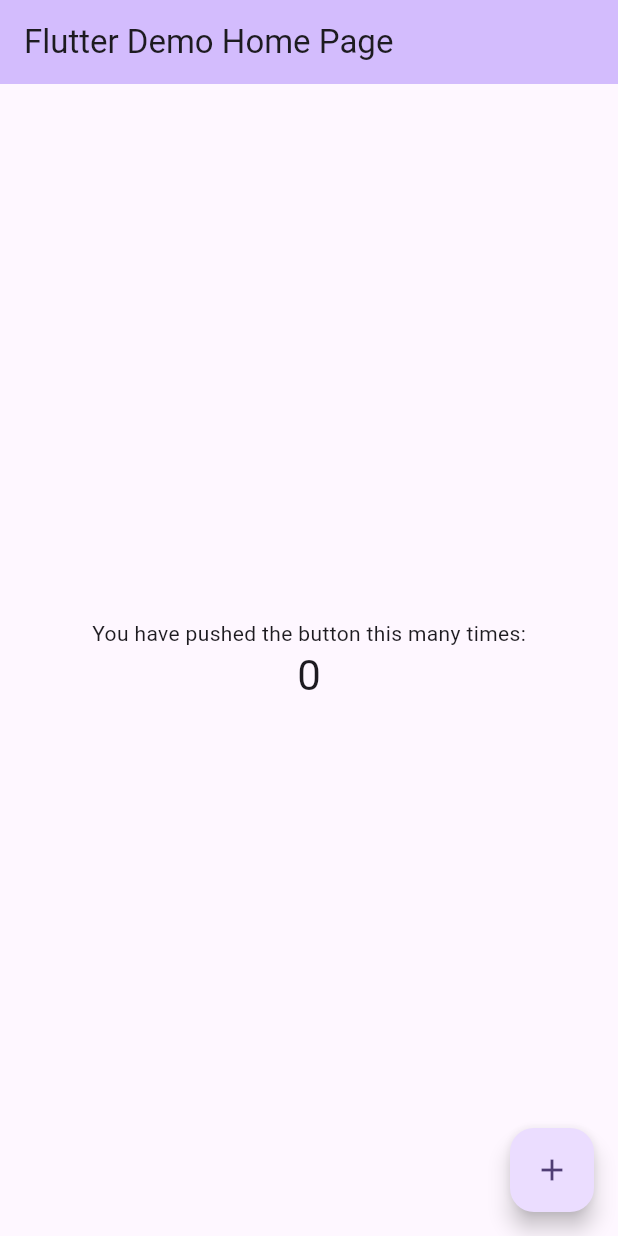
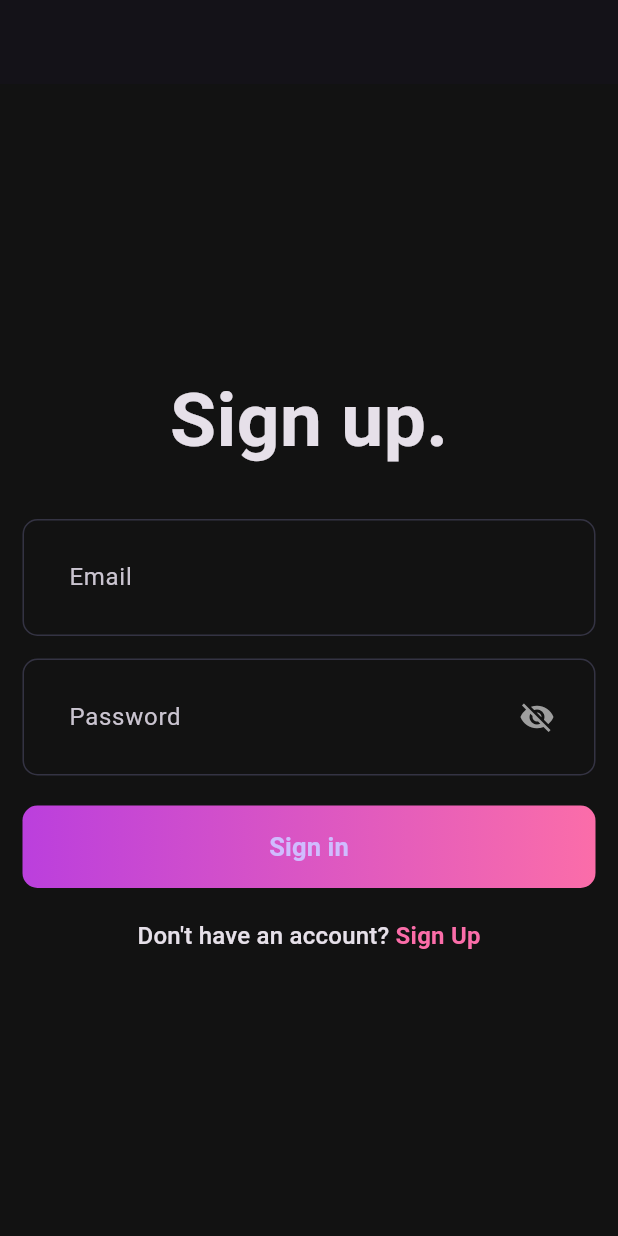
Before and after one commit to Huste6/spotify_app_flutter, a Flutter app: the screen it shows after launch, on a phone screen of 412 x 824 dp. Run offline on Flutter 3.47's test engine with Material 3 defaults, Android fonts, the phone set to English and light mode, and no system bars.

Commit message:
Sign up + Sign In

```diff
--- /dev/null
+++ b/client/lib/cor/theme/app_pallete.dart
@@ -0,0 +1,20 @@
+import 'package:flutter/material.dart';
+
+class Pallete {
+  static const cardColor = Color.fromRGBO(30, 30, 30, 1);
+  static const greenColor = Colors.green;
+  static const subtitleText = Color(0xffa7a7a7);
+  static const inactiveBottomBarItemColor = Color(0xffababab);
+
+  static const Color backgroundColor = Color.fromRGBO(18, 18, 18, 1);
+  static const Color gradient1 = Color.fromRGBO(187, 63, 221, 1);
+  static const Color gradient2 = Color.fromRGBO(251, 109, 169, 1);
+  static const Color gradient3 = Color.fromRGBO(255, 159, 124, 1);
+  static const Color borderColor = Color.fromRGBO(52, 51, 67, 1);
+  static const Color whiteColor = Colors.white;
+  static const Color greyColor = Colors.grey;
+  static const Color errorColor = Colors.redAccent;
+  static const Color transparentColor = Colors.transparent;
+
+  static const Color inactiveSeekColor = Colors.white38;
+}
--- /dev/null
+++ b/client/lib/cor/theme/theme.dart
@@ -0,0 +1,21 @@
+import 'package:client/cor/theme/app_pallete.dart';
+import 'package:flutter/material.dart';
+
+class AppTheme {
+  static OutlineInputBorder _border(Color color, double width) =>
+      OutlineInputBorder(
+        borderSide: BorderSide(
+          color: color,
+          width: width,
+        ),
+        borderRadius: BorderRadius.circular(10),
+      );
+
+  static final darkThemeMode = ThemeData.dark().copyWith(
+    scaffoldBackgroundColor: Pallete.backgroundColor,
+    inputDecorationTheme: InputDecorationTheme(
+        contentPadding: const EdgeInsets.all(27),
+        enabledBorder: _border(Pallete.borderColor, 1.0),
+        focusedBorder: _border(Pallete.gradient2, 3.0)),
+  );
+}
--- /dev/null
+++ b/client/lib/features/auth/view/pages/login_page.dart
@@ -0,0 +1,86 @@
+import 'package:client/cor/theme/app_pallete.dart';
+import 'package:client/features/auth/view/widgets/auth_gradient_button.dart';
+import 'package:client/features/auth/view/widgets/custom_field.dart';
+import 'package:flutter/material.dart';
+
+class LoginPage extends StatefulWidget {
+  const LoginPage({super.key});
+
+  @override
+  State<LoginPage> createState() => _LoginPageState();
+}
+
+class _LoginPageState extends State<LoginPage> {
+  final emailController = TextEditingController();
+  final passwordController = TextEditingController();
+  final formKey = GlobalKey<FormState>();
+
+  @override
+  void dispose() {
+    emailController.dispose();
+    passwordController.dispose();
+    super.dispose();
+  }
+
+  @override
+  Widget build(BuildContext context) {
+    return Scaffold(
+      appBar: AppBar(),
+      body: Padding(
+        padding: const EdgeInsets.all(15.0),
+        child: Form(
+          key: formKey,
+          child: Column(
+            mainAxisAlignment: MainAxisAlignment.center,
+            children: [
+              const Text(
+                'Sign up.',
+                style: TextStyle(
+                  fontSize: 50,
+                  fontWeight: FontWeight.bold,
+                ),
+              ),
+              const SizedBox(
+                height: 30,
+              ),
+              CustomField(
+                controller: emailController,
+                hintText: 'Email',
+              ),
+              const SizedBox(
+                height: 15,
+              ),
+              CustomField(
+                controller: passwordController,
+                hintText: 'Password',
+                isObscureText: true,
+              ),
+              const SizedBox(
+                height: 20,
+              ),
+              AuthGradientButton(
+                Text_Button: 'Sign in',
+                onTap: () {},
+              ),
+              const SizedBox(
+                height: 20,
+              ),
+              RichText(
+                text: TextSpan(
+                    text: "Don't have an account? ",
+                    style: Theme.of(context).textTheme.titleMedium,
+                    children: const [
+                      TextSpan(
+                          text: 'Sign Up',
+                          style: TextStyle(
+                              color: Pallete.gradient2,
+                              fontWeight: FontWeight.bold))
+                    ]),
+              )
+            ],
+          ),
+        ),
+      ),
+    );
+  }
+}
--- /dev/null
+++ b/client/lib/features/auth/view/widgets/auth_gradient_button.dart
@@ -0,0 +1,38 @@
+import 'package:client/cor/theme/app_pallete.dart';
+import 'package:flutter/material.dart';
+
+class AuthGradientButton extends StatelessWidget {
+  final String Text_Button;
+  final VoidCallback onTap;
+  const AuthGradientButton({super.key, required this.Text_Button, required this.onTap});
+
+  @override
+  Widget build(BuildContext context) {
+    return SizedBox(
+      width: double.infinity,
+      height: 55,
+      child: Container(
+        decoration: BoxDecoration(
+          gradient: const LinearGradient(
+              colors: [Pallete.gradient1, Pallete.gradient2],
+              begin: Alignment.bottomLeft,
+              end: Alignment.bottomRight),
+          borderRadius: BorderRadius.circular(10),
+        ),
+        child: ElevatedButton(
+          onPressed: onTap,
+          style: ElevatedButton.styleFrom(
+              shape: RoundedRectangleBorder(
+                borderRadius: BorderRadius.circular(10),
+              ),
+              backgroundColor: Pallete.transparentColor,
+              shadowColor: Pallete.transparentColor),
+          child: Text(
+            Text_Button,
+            style: const TextStyle(fontSize: 17, fontWeight: FontWeight.w600),
+          ),
+        ),
+      ),
+    );
+  }
+}
--- /dev/null
+++ b/client/lib/features/auth/view/widgets/custom_field.dart
@@ -0,0 +1,57 @@
+import 'package:flutter/material.dart';
+
+class CustomField extends StatefulWidget {
+  final String hintText;
+  final TextEditingController controller;
+  final bool isObscureText;
+  const CustomField(
+      {super.key,
+      required this.hintText,
+      required this.controller,
+      this.isObscureText = false});
+
+  @override
+  State<CustomField> createState() => _CustomFieldState();
+}
+
+class _CustomFieldState extends State<CustomField> {
+  late bool _obscureText;
+
+  @override
+  void initState() {
+    super.initState();
+    _obscureText = widget.isObscureText;
+  }
+
+  @override
+  Widget build(BuildContext context) {
+    return TextFormField(
+      controller: widget.controller,
+      obscureText: _obscureText,
+      decoration: InputDecoration(
+          hintText: widget.hintText,
+          suffixIcon: widget.isObscureText
+              ? Padding(
+                  padding: const EdgeInsets.only(right: 15.0),
+                  child: IconButton(
+                    icon: Icon(
+                      _obscureText ? Icons.visibility_off : Icons.visibility,
+                      color: Colors.grey,
+                    ),
+                    onPressed: () {
+                      setState(() {
+                        _obscureText = !_obscureText;
+                      });
+                    },
+                  ),
+                )
+              : null),
+      validator: (val) {
+        if (val!.trim().isEmpty) {
+          return "${widget.hintText} is missing!";
+        }
+        return null;
+      },
+    );
+  }
+}
--- a/client/lib/main.dart
+++ b/client/lib/main.dart
@@ -1,3 +1,6 @@
+import 'package:client/cor/theme/theme.dart';
+import 'package:client/features/auth/view/pages/login_page.dart';
+import 'package:client/features/auth/view/pages/signup_page.dart';
 import 'package:flutter/material.dart';
 
 void main() {
@@ -7,119 +10,12 @@ void main() {
 class MyApp extends StatelessWidget {
   const MyApp({super.key});
 
-  // This widget is the root of your application.
   @override
   Widget build(BuildContext context) {
     return MaterialApp(
       title: 'Flutter Demo',
-      theme: ThemeData(
-        // This is the theme of your application.
-        //
-        // TRY THIS: Try running your application with "flutter run". You'll see
-        // the application has a purple toolbar. Then, without quitting the app,
-        // try changing the seedColor in the colorScheme below to Colors.green
-        // and then invoke "hot reload" (save your changes or press the "hot
-        // reload" button in a Flutter-supported IDE, or press "r" if you used
-        // the command line to start the app).
-        //
-        // Notice that the counter didn't reset back to zero; the application
-        // state is not lost during the reload. To reset the state, use hot
-        // restart instead.
-        //
-        // This works for code too, not just values: Most code changes can be
-        // tested with just a hot reload.
-        colorScheme: ColorScheme.fromSeed(seedColor: Colors.deepPurple),
-        useMaterial3: true,
-      ),
-      home: const MyHomePage(title: 'Flutter Demo Home Page'),
+      theme: AppTheme.darkThemeMode,
+      home: const LoginPage(),
     );
   }
 }
-
-class MyHomePage extends StatefulWidget {
-  const MyHomePage({super.key, required this.title});
-
-  // This widget is the home page of your application. It is stateful, meaning
-  // that it has a State object (defined below) that contains fields that affect
-  // how it looks.
-
-  // This class is the configuration for the state. It holds the values (in this
-  // case the title) provided by the parent (in this case the App widget) and
-  // used by the build method of the State. Fields in a Widget subclass are
-  // always marked "final".
-
-  final String title;
-
-  @override
-  State<MyHomePage> createState() => _MyHomePageState();
-}
-
-class _MyHomePageState extends State<MyHomePage> {
-  int _counter = 0;
-
-  void _incrementCounter() {
-    setState(() {
-      // This call to setState tells the Flutter framework that something has
-      // changed in this State, which causes it to rerun the build method below
-      // so that the display can reflect the updated values. If we changed
-      // _counter without calling setState(), then the build method would not be
-      // called again, and so nothing would appear to happen.
-      _counter++;
-    });
-  }
-
-  @override
-  Widget build(BuildContext context) {
-    // This method is rerun every time setState is called, for instance as done
-    // by the _incrementCounter method above.
-    //
-    // The Flutter framework has been optimized to make rerunning build methods
-    // fast, so that you can just rebuild anything that needs updating rather
-    // than having to individually change instances of widgets.
-    return Scaffold(
-      appBar: AppBar(
-        // TRY THIS: Try changing the color here to a specific color (to
-        // Colors.amber, perhaps?) and trigger a hot reload to see the AppBar
-        // change color while the other colors stay the same.
-        backgroundColor: Theme.of(context).colorScheme.inversePrimary,
-        // Here we take the value from the MyHomePage object that was created by
-        // the App.build method, and use it to set our appbar title.
-        title: Text(widget.title),
-      ),
-      body: Center(
-        // Center is a layout widget. It takes a single child and positions it
-        // in the middle of the parent.
-        child: Column(
-          // Column is also a layout widget. It takes a list of children and
-          // arranges them vertically. By default, it sizes itself to fit its
-          // children horizontally, and tries to be as tall as its parent.
-          //
-          // Column has various properties to control how it sizes itself and
-          // how it positions its children. Here we use mainAxisAlignment to
-          // center the children vertically; the main axis here is the vertical
-          // axis because Columns are vertical (the cross axis would be
-          // horizontal).
-          //
-          // TRY THIS: Invoke "debug painting" (choose the "Toggle Debug Paint"
-          // action in the IDE, or press "p" in the console), to see the
-          // wireframe for each widget.
-          mainAxisAlignment: MainAxisAlignment.center,
-          children: <Widget>[
-            const Text(
-              'You have pushed the button this many times:',
-            ),
-            Text(
-              '$_counter',
-              style: Theme.of(context).textTheme.headlineMedium,
-            ),
-          ],
-        ),
-      ),
-      floatingActionButton: FloatingActionButton(
-        onPressed: _incrementCounter,
-        tooltip: 'Increment',
-        child: const Icon(Icons.add),
-      ), // This trailing comma makes auto-formatting nicer for build methods.
-    );
-  }
-}
```
Also changed, not shown: client/lib/features/auth/view/pages/signup_page.dart (added, +95 -0 lines).
